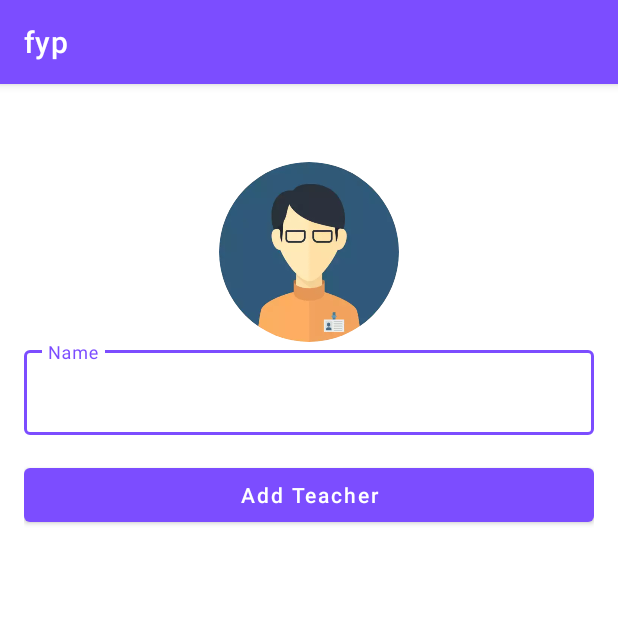
After one commit to giri-saurabh/admin-panel-app, an Android app: the addTeacher screen opened directly, with no data from a screen before it, on a phone screen of 412 x 824 dp, the top half of it. The commit adds this screen. Run offline under Robolectric (Android 15) with nearby library versions, the phone set to English and light mode, and no system bars; our stand-ins replace CircleImageView.

Commit message:
staff features updated

```diff
--- a/app/build.gradle
+++ b/app/build.gradle
@@ -40,4 +40,6 @@ dependencies {
     androidTestImplementation 'androidx.test.espresso:espresso-core:3.4.0'
 
     implementation platform('com.google.firebase:firebase-bom:29.2.0')
+
+    implementation 'de.hdodenhof:circleimageview:3.0.1'
 }
--- a/app/src/main/AndroidManifest.xml
+++ b/app/src/main/AndroidManifest.xml
@@ -12,6 +12,12 @@
         android:roundIcon="@mipmap/ic_launcher_round"
         android:supportsRtl="true"
         android:theme="@style/Theme.Fyp">
+        <activity
+            android:name=".faculty.addTeacher"
+            android:exported="false" />
+        <activity
+            android:name=".faculty.updateFaculty"
+            android:exported="false" />
         <activity
             android:name=".uploadPDFActivity"
             android:exported="false" />
--- /dev/null
+++ b/app/src/main/java/com/example/fyp/faculty/addTeacher.java
@@ -0,0 +1,16 @@
+package com.example.fyp.faculty;
+
+import androidx.appcompat.app.AppCompatActivity;
+
+import android.os.Bundle;
+
+import com.example.fyp.R;
+
+public class addTeacher extends AppCompatActivity {
+
+    @Override
+    protected void onCreate(Bundle savedInstanceState) {
+        super.onCreate(savedInstanceState);
+        setContentView(R.layout.activity_add_teacher);
+    }
+}
--- /dev/null
+++ b/app/src/main/res/drawable/ic_add.xml
@@ -0,0 +1,5 @@
+<vector android:height="24dp" android:tint="#EEE0E0"
+    android:viewportHeight="24" android:viewportWidth="24"
+    android:width="24dp" xmlns:android="http://schemas.android.com/apk/res/android">
+    <path android:fillColor="@android:color/white" android:pathData="M19,13h-6v6h-2v-6H5v-2h6V5h2v6h6v2z"/>
+</vector>
--- /dev/null
+++ b/app/src/main/res/layout/activity_add_teacher.xml
@@ -0,0 +1,48 @@
+<?xml version="1.0" encoding="utf-8"?>
+<ScrollView xmlns:android="http://schemas.android.com/apk/res/android"
+    xmlns:app="http://schemas.android.com/apk/res-auto"
+    xmlns:tools="http://schemas.android.com/tools"
+    android:layout_width="match_parent"
+    android:layout_height="match_parent"
+    tools:context=".faculty.addTeacher">
+
+    <LinearLayout
+        android:layout_width="match_parent"
+        android:layout_height="match_parent"
+        android:padding="16dp"
+        android:orientation="vertical">
+
+        <de.hdodenhof.circleimageview.CircleImageView
+            android:id="@+id/addTeacherImage"
+            android:layout_width="120dp"
+            android:layout_height="120dp"
+            android:src="@drawable/adduser_icon"
+            android:layout_gravity="center"
+            android:layout_marginTop="36dp"/>
+
+
+        <com.google.android.material.textfield.TextInputLayout
+            style="@style/Widget.MaterialComponents.TextInputLayout.OutlinedBox"
+            android:layout_width="match_parent"
+            android:layout_height="match_parent">
+
+            <com.google.android.material.textfield.TextInputEditText
+                android:id="@+id/noticeTitle"
+                android:layout_width="match_parent"
+                android:layout_height="wrap_content"
+                android:hint="Name" />
+        </com.google.android.material.textfield.TextInputLayout>
+
+        <com.google.android.material.button.MaterialButton
+            android:layout_width="match_parent"
+            android:layout_height="wrap_content"
+            android:text="Add Teacher"
+            android:layout_marginTop="16dp"
+            android:textAllCaps="false"
+            android:id="@+id/uploadNoticeBtn"/>
+
+
+    </LinearLayout>
+
+
+</ScrollView>
```
Also changed, not shown: app/src/main/java/com/example/fyp/MainActivity.java (+9 -2 lines), app/src/main/java/com/example/fyp/faculty/updateFaculty.java (added, +29 -0 lines), app/src/main/java/com/example/fyp/uploadPDFActivity.java (+53 -2 lines), app/src/main/res/layout/activity_update_faculty.xml (added, +21 -0 lines), app/src/main/res/drawable/adduser_icon.webp (added), 1 other file.
